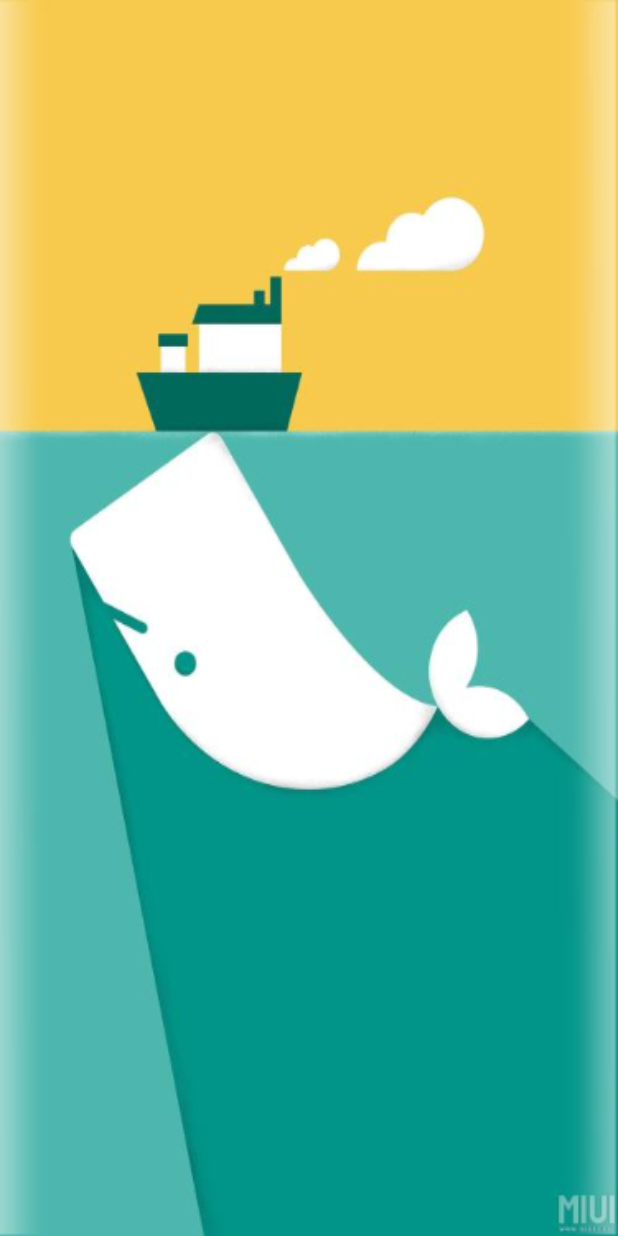
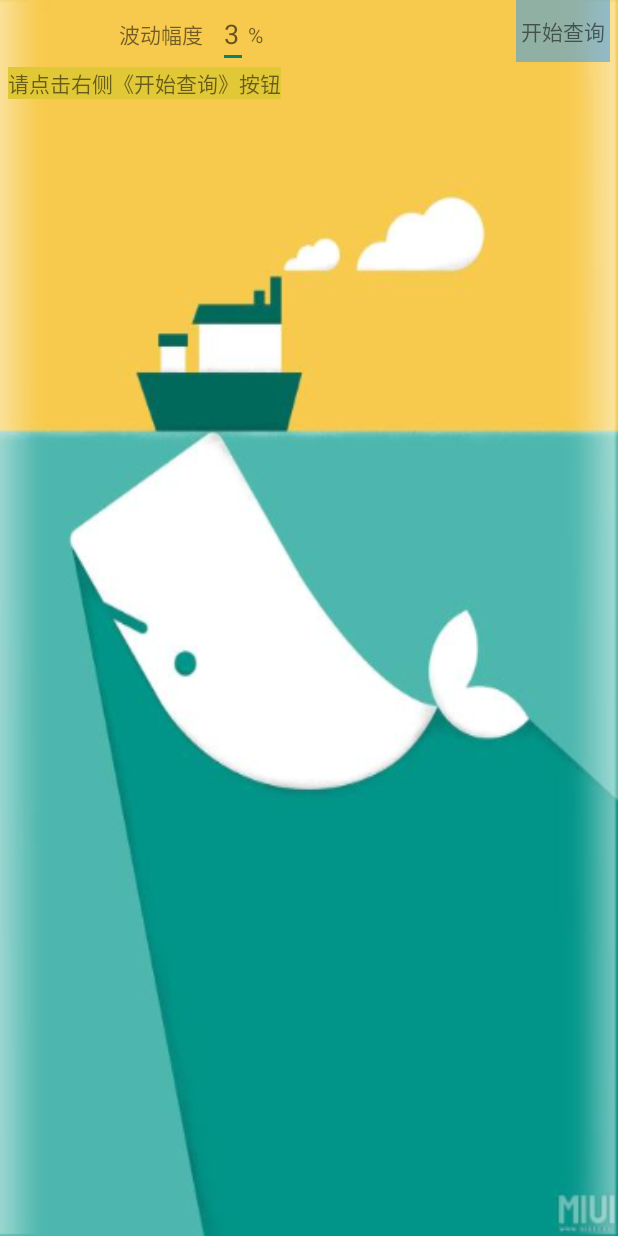
Before and after one commit to thb-android/thb-stock-android, an Android app: the layout fragment_home_list.xml on its own in the app's theme, with its tools: preview values and no code run, on a phone screen of 412 x 824 dp. Run offline under Robolectric (Android 15) with nearby library versions, the phone set to English and light mode, and no system bars.

Commit message:
十字星

```diff
--- a/app/src/main/java/com/thb/automatic/home/fragment/map/presenter/MapPresenter.java
+++ b/app/src/main/java/com/thb/automatic/home/fragment/map/presenter/MapPresenter.java
@@ -32,8 +32,6 @@ import static com.thb.automatic.app.service.Constant.shenzhen_file;
 @FragmentScope
 public class MapPresenter extends BasePresenter<MapContract.Model, MapContract.View> {
 
-    @Inject
-    List<String> tempData;
     @Inject
     Application mApplication;
     @Inject
--- a/app/src/main/res/layout/fragment_home_list.xml
+++ b/app/src/main/res/layout/fragment_home_list.xml
@@ -1,8 +1,87 @@
 <?xml version="1.0" encoding="utf-8"?>
 <RelativeLayout xmlns:android="http://schemas.android.com/apk/res/android"
+    xmlns:app="http://schemas.android.com/apk/res-auto"
+    xmlns:tools="http://schemas.android.com/tools"
     android:layout_width="match_parent"
-    android:layout_height="match_parent"
-    android:orientation="vertical">
+    android:layout_height="match_parent">
 
+    <android.support.constraint.ConstraintLayout
+        android:id="@+id/layout_top"
+        android:layout_width="match_parent"
+        android:layout_height="wrap_content">
 
+        <CheckBox
+            android:id="@+id/check_doji"
+            android:layout_width="wrap_content"
+            android:layout_height="wrap_content"
+            android:layout_marginStart="5dp"
+            android:layout_marginTop="5dp"
+            android:checked="true"
+            android:text="@string/home_list_doji"
+            android:visibility="invisible"
+            app:layout_constraintBottom_toBottomOf="@+id/list_percent_edit"
+            app:layout_constraintStart_toStartOf="parent"
+            app:layout_constraintTop_toTopOf="@+id/list_percent_edit" />
+
+        <TextView
+            android:id="@+id/list_doji_desc"
+            android:layout_width="wrap_content"
+            android:layout_height="wrap_content"
+            android:text="@string/home_list_doji_desc"
+            app:layout_constraintBottom_toBottomOf="@+id/list_percent_edit"
+            app:layout_constraintStart_toEndOf="@+id/check_doji"
+            app:layout_constraintTop_toTopOf="@+id/list_percent_edit" />
+
+        <EditText
+            android:id="@+id/list_percent_edit"
+            android:layout_width="20dp"
+            android:layout_height="wrap_content"
+            android:layout_marginStart="10dp"
+            android:hint="@string/home_list_percent_hint"
+            android:inputType="number"
+            app:layout_constraintStart_toEndOf="@+id/list_doji_desc"
+            app:layout_constraintTop_toTopOf="parent"
+            tools:ignore="Autofill" />
+
+        <TextView
+            android:layout_width="wrap_content"
+            android:layout_height="wrap_content"
+            android:text="@string/home_map_percent_t"
+            app:layout_constraintBottom_toBottomOf="@+id/list_percent_edit"
+            app:layout_constraintStart_toEndOf="@+id/list_percent_edit"
+            app:layout_constraintTop_toTopOf="@+id/list_percent_edit" />
+
+        <TextView
+            android:id="@+id/list_query_btn"
+            android:layout_width="wrap_content"
+            android:layout_height="wrap_content"
+            android:layout_marginEnd="5dp"
+            android:background="@color/light_bLue_50"
+            android:paddingStart="3dp"
+            android:paddingTop="10dp"
+            android:paddingEnd="3dp"
+            android:paddingBottom="10dp"
+            android:text="@string/home_map_begin_query"
+            app:layout_constraintEnd_toEndOf="parent"
+            app:layout_constraintTop_toTopOf="@+id/list_percent_edit" />
+
+        <TextView
+            android:id="@+id/list_result"
+            android:layout_width="wrap_content"
+            android:layout_height="wrap_content"
+            android:layout_marginStart="5dp"
+            android:layout_marginTop="3dp"
+            android:background="@color/info_window_offline"
+            android:text="@string/map_help_txt"
+            app:layout_constraintStart_toStartOf="parent"
+            app:layout_constraintTop_toBottomOf="@+id/list_query_btn" />
+    </android.support.constraint.ConstraintLayout>
+
+    <android.support.v7.widget.RecyclerView
+        android:id="@+id/list_recycler"
+        android:layout_width="match_parent"
+        android:layout_height="wrap_content"
+        android:layout_below="@+id/layout_top"
+        android:layout_marginTop="5dp"
+        android:background="@color/white" />
 </RelativeLayout>
--- a/app/src/main/res/values/strings.xml
+++ b/app/src/main/res/values/strings.xml
@@ -3,16 +3,20 @@
     <string name="no_data">没有数据，请稍后再试</string>
 
     <!-- 首页 -->
-    <string name="home_tab_location">定位</string>
-    <string name="home_tab_list">列表</string>
+    <string name="home_tab_location">K线筛选</string>
+    <string name="home_tab_list">十字星</string>
     <string name="home_tab_msg">消息</string>
-    <string name="home_tab_mine">我的</string>
+    <string name="home_tab_mine">初始化</string>
 
     <!-- 首页 -->
     <string name="home_map_no_top_line">无上阴线</string>
     <string name="home_map_percent_hint">1</string>
     <string name="home_map_percent_t">%</string>
     <string name="home_map_begin_query">开始查询</string>
+
+    <string name="home_list_percent_hint">3</string>
+    <string name="home_list_doji">十字星</string>
+    <string name="home_list_doji_desc">波动幅度</string>
 
     <string name="set_about_us">关于我们</string>
 
```
Also changed, not shown: app/src/main/java/com/thb/automatic/home/fragment/list/contract/ListContract.java (+7 -4 lines), app/src/main/java/com/thb/automatic/home/fragment/list/model/ListModel.java (+7 -11 lines), app/src/main/java/com/thb/automatic/home/fragment/list/presenter/ListPresenter.java (+162 -2 lines), app/src/main/java/com/thb/automatic/home/fragment/list/view/ListFragment.java (+56 -19 lines), 1 other file.
